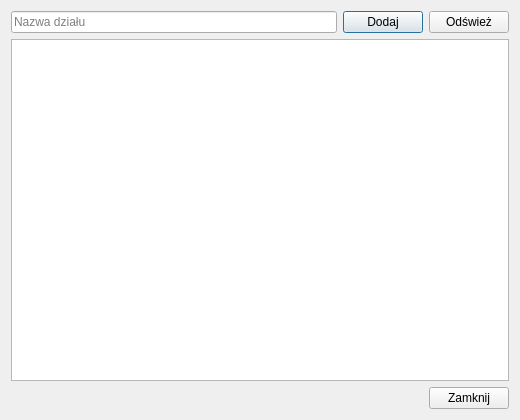
The window that src/ui/departmentdialog.ui (LukasZaw/company-manager-qt) describes before a commit, drawn with Qt 5.
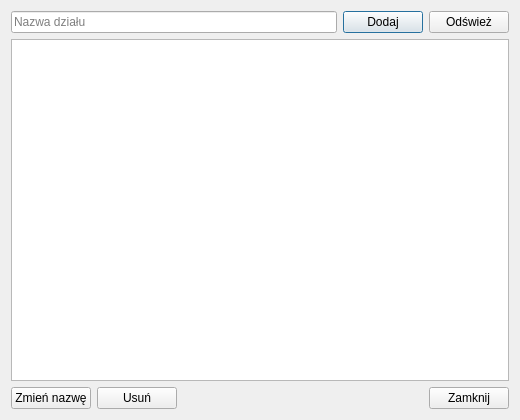
The same window after the commit.

Commit message: feat: Add department rename/delete with safety

Diff of the .ui file:
```diff
--- a/src/ui/departmentdialog.ui
+++ b/src/ui/departmentdialog.ui
@@ -44,6 +44,20 @@
    </item>
    <item>
     <layout class="QHBoxLayout" name="bottomLayout">
+        <item>
+         <widget class="QPushButton" name="renameButton">
+            <property name="text">
+             <string>Zmień nazwę</string>
+            </property>
+         </widget>
+        </item>
+        <item>
+         <widget class="QPushButton" name="deleteButton">
+            <property name="text">
+             <string>Usuń</string>
+            </property>
+         </widget>
+        </item>
      <item>
       <spacer name="horizontalSpacer">
        <property name="orientation">
```
The commit also changes 5 other files.
